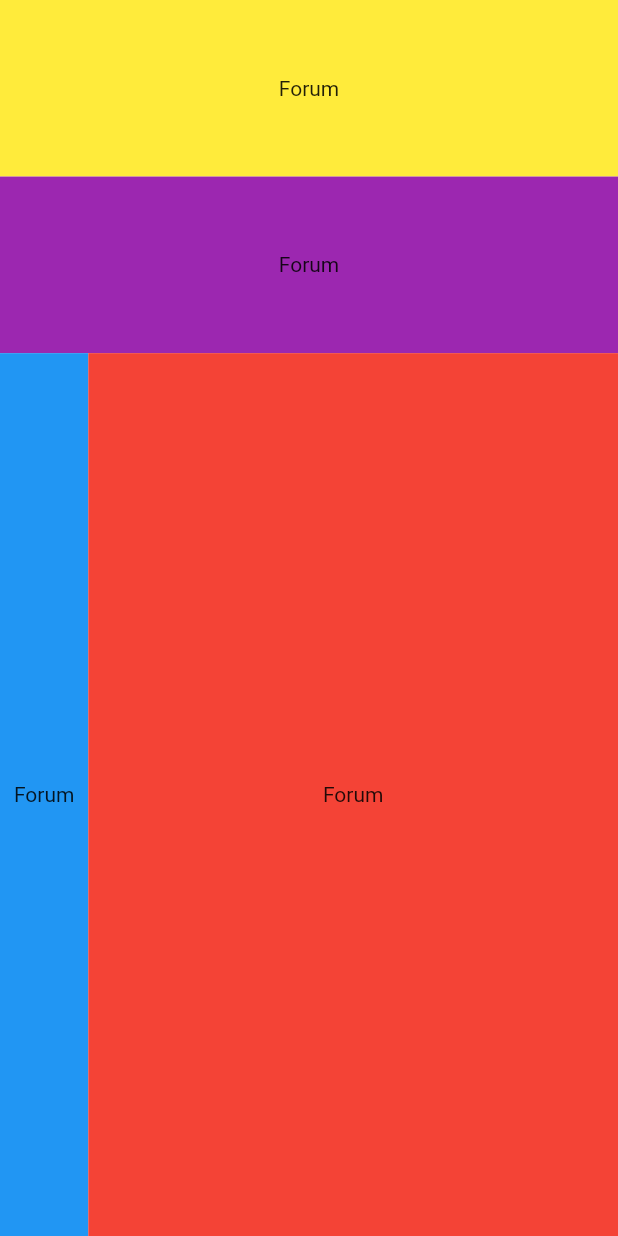
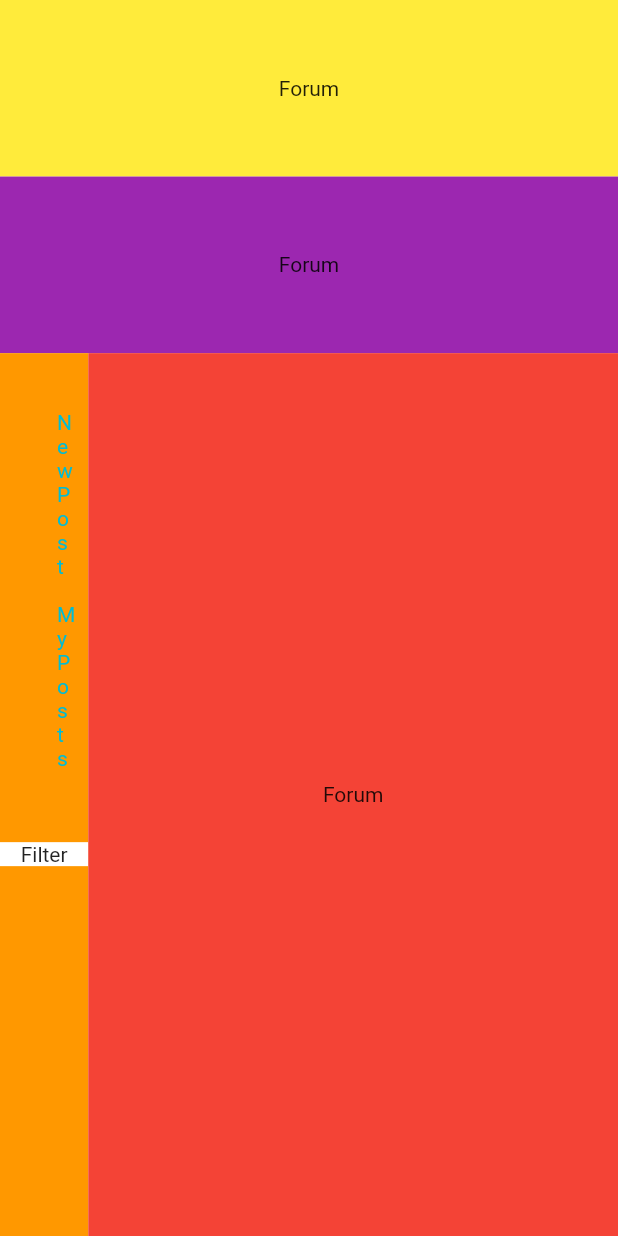
Before and after one commit to Al-Andrew/SmartHouse-Builder, a Flutter app: the Forum screen opened directly, on a phone screen of 412 x 824 dp. Run offline on Flutter 3.47's test engine with Material 2 defaults, Android fonts, the phone set to English and light mode, and no system bars; our stand-ins replace simple_gradient_text; missing offline and left inert: dart:html; project files that could hold a hidden picture were left out.

Commit message:
Am adaugat unele chestii

```diff
--- a/FrontEnd/lib/forum/ForumHomePage.dart
+++ b/FrontEnd/lib/forum/ForumHomePage.dart
@@ -35,12 +35,44 @@ class _ForumState extends State<Forum> {
                 children: [
                   Expanded(
                     flex: 1,
-                    child: Center(
-                      child: Container(
-                        color: Colors.blue,
-                        child: Center(child: Text('Forum')),
-                      ),
-                    ),
+                    child: Container(
+                        color: Colors.orange,
+                        child: Column(
+                          children: [
+                            ButtonBar(
+                                buttonPadding: EdgeInsets.symmetric(
+                                    horizontal: 30, vertical: 10),
+                                children: [
+                                  TextButton(
+                                    style: TextButton.styleFrom(
+                                        textStyle: const TextStyle(
+                                            color: Colors.black)),
+                                    onPressed: () => {
+                                      //do something
+                                    },
+                                    child: const Center(
+                                      child: Text('New Post'),
+                                    ),
+                                  ),
+                                  TextButton(
+                                    style: TextButton.styleFrom(
+                                        textStyle: const TextStyle(
+                                            color: Colors.black)),
+                                    onPressed: () => {
+                                      //do something
+                                    },
+                                    child: const Center(
+                                      child: Text('My Posts'),
+                                    ),
+                                  ),
+                                ]),
+                            Container(
+                              color: Colors.white,
+                              margin: const EdgeInsets.only(top: 10.0),
+                              child: Center(child: Text('Filter')),
+                            ),
+                          ],
+                        )),
                   ),
                   Expanded(
                     flex: 6,
```
